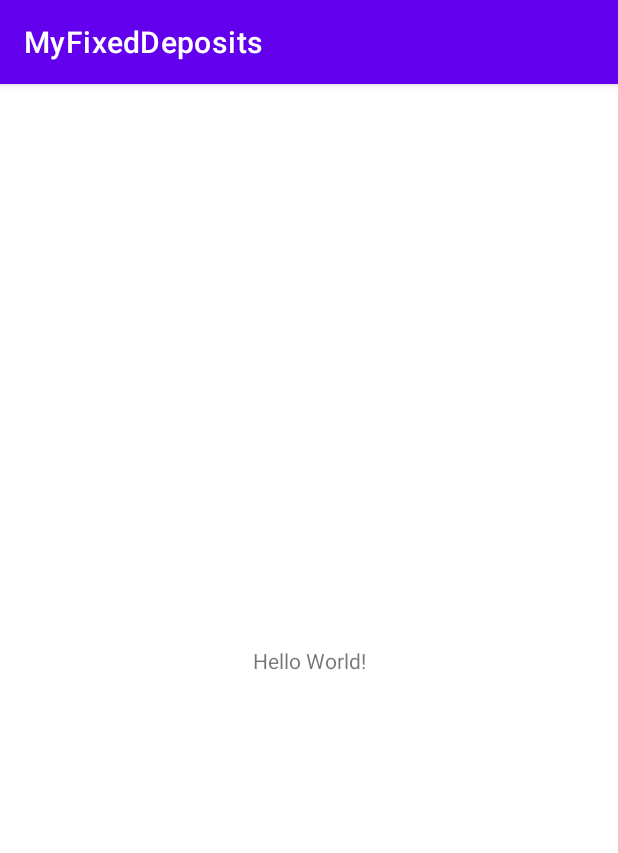
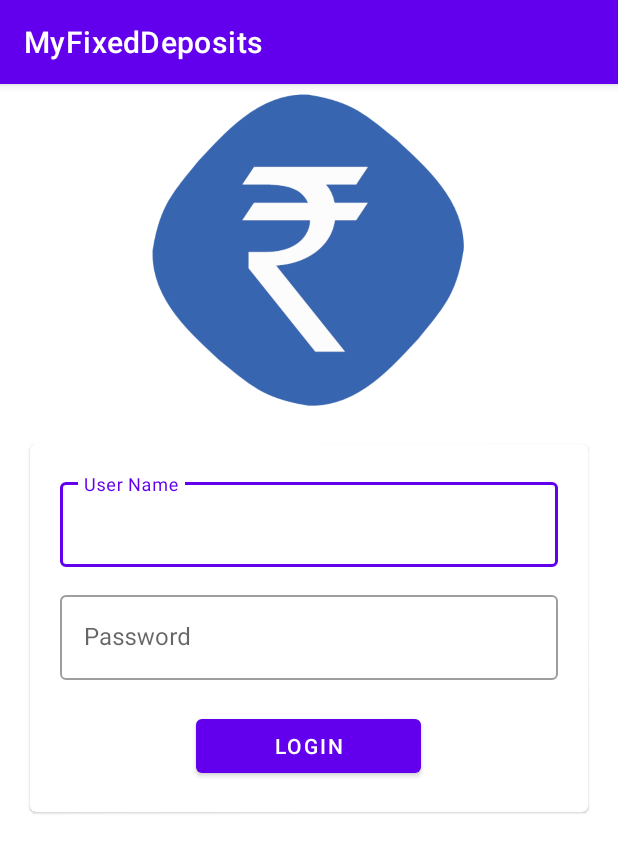
Before and after one commit to vinaysagarsdbhat/MyFixedDeposits, an Android app: the screen it shows after launch (MainActivity before the commit, LoginActivity after it), on a phone screen of 412 x 824 dp. Shown: the top 853 px of the screen. Run offline under Robolectric (Android 15) with nearby library versions, the phone set to English and light mode, and no system bars.

Commit message:
Login Screen UI
Login Screen UI

```diff
--- a/app/src/main/AndroidManifest.xml
+++ b/app/src/main/AndroidManifest.xml
@@ -9,7 +9,10 @@
         android:roundIcon="@mipmap/ic_launcher_round"
         android:supportsRtl="true"
         android:theme="@style/Theme.MyFixedDeposits">
-        <activity android:name=".view.MainActivity"></activity>
+
+        <activity android:name=".view.LoginActivity"
+            android:windowSoftInputMode="adjustResize" />
+
         <activity
             android:name=".view.SplashScreen"
             android:theme="@style/SplashTheme">
--- a/app/src/main/java/com/vinay/myfixeddeposits/view/MainActivity.java
+++ b/app/src/main/java/com/vinay/myfixeddeposits/view/LoginActivity.java
@@ -6,7 +6,7 @@ import android.os.Bundle;
 
 import com.vinay.myfixeddeposits.R;
 
-public class MainActivity extends AppCompatActivity {
+public class LoginActivity extends AppCompatActivity {
 
     @Override
     protected void onCreate(Bundle savedInstanceState) {
--- a/app/src/main/java/com/vinay/myfixeddeposits/view/SplashScreen.java
+++ b/app/src/main/java/com/vinay/myfixeddeposits/view/SplashScreen.java
@@ -5,14 +5,12 @@ import androidx.appcompat.app.AppCompatActivity;
 import android.content.Intent;
 import android.os.Bundle;
 
-import com.vinay.myfixeddeposits.R;
-
 public class SplashScreen extends AppCompatActivity {
 
     @Override
     protected void onCreate(Bundle savedInstanceState) {
         super.onCreate(savedInstanceState);
 
-        startActivity(new Intent(getApplicationContext(),MainActivity.class));
+        startActivity(new Intent(getApplicationContext(), LoginActivity.class));
     }
 }
--- a/app/src/main/res/layout/activity_main.xml
+++ b/app/src/main/res/layout/activity_main.xml
@@ -4,15 +4,83 @@
     xmlns:tools="http://schemas.android.com/tools"
     android:layout_width="match_parent"
     android:layout_height="match_parent"
-    tools:context=".view.MainActivity">
+    tools:context=".view.LoginActivity">
 
-    <TextView
-        android:layout_width="wrap_content"
-        android:layout_height="wrap_content"
-        android:text="Hello World!"
-        app:layout_constraintBottom_toBottomOf="parent"
-        app:layout_constraintLeft_toLeftOf="parent"
-        app:layout_constraintRight_toRightOf="parent"
-        app:layout_constraintTop_toTopOf="parent" />
+
+    <ScrollView
+        android:layout_width="match_parent"
+        android:layout_height="match_parent">
+
+        <LinearLayout
+            android:layout_width="match_parent"
+            android:layout_height="match_parent"
+            android:orientation="vertical">
+
+            <ImageView
+                android:id="@+id/imageView"
+                android:layout_width="wrap_content"
+                android:layout_height="220dp"
+                android:src="@drawable/rupee"
+                app:layout_constraintStart_toStartOf="parent"
+                app:layout_constraintTop_toTopOf="parent" />
+
+            <com.google.android.material.card.MaterialCardView
+                android:layout_width="match_parent"
+                android:layout_height="wrap_content"
+                android:layout_marginLeft="@dimen/card_margin"
+                android:layout_marginTop="@dimen/card_margin"
+                android:layout_marginRight="@dimen/card_margin"
+                android:layout_marginBottom="@dimen/card_margin"
+                android:elevation="5dp"
+                android:padding="@dimen/text_input_padding"
+                app:layout_constraintTop_toBottomOf="@+id/imageView">
+
+                <LinearLayout
+                    android:layout_width="match_parent"
+                    android:layout_height="wrap_content"
+                    android:layout_margin="@dimen/card_margin"
+                    android:orientation="vertical">
+
+                    <com.google.android.material.textfield.TextInputLayout
+                        style="@style/Widget.MaterialComponents.TextInputLayout.OutlinedBox"
+                        android:layout_width="match_parent"
+                        android:layout_height="wrap_content">
+
+                        <com.google.android.material.textfield.TextInputEditText
+                            android:layout_width="match_parent"
+                            android:layout_height="wrap_content"
+                            android:hint="User Name" />
+
+                    </com.google.android.material.textfield.TextInputLayout>
+
+                    <com.google.android.material.textfield.TextInputLayout
+                        style="@style/Widget.MaterialComponents.TextInputLayout.OutlinedBox"
+                        android:layout_width="match_parent"
+                        android:layout_height="wrap_content"
+                        android:layout_marginTop="@dimen/text_input_gap">
+
+                        <com.google.android.material.textfield.TextInputEditText
+                            android:layout_width="match_parent"
+                            android:layout_height="wrap_content"
+                            android:hint="Password" />
+
+                    </com.google.android.material.textfield.TextInputLayout>
+
+                    <com.google.android.material.button.MaterialButton
+                        style="@style/Widget.MaterialComponents.Button"
+                        android:layout_width="wrap_content"
+                        android:layout_height="wrap_content"
+                        android:layout_gravity="center"
+                        android:layout_marginTop="@dimen/button_margin_top"
+                        android:minWidth="@dimen/button_min_width"
+                        android:text="Login" />
+
+
+                </LinearLayout>
+
+            </com.google.android.material.card.MaterialCardView>
+        </LinearLayout>
+    </ScrollView>
+
 
 </androidx.constraintlayout.widget.ConstraintLayout>
--- /dev/null
+++ b/app/src/main/res/values/dimens.xml
@@ -0,0 +1,9 @@
+<?xml version="1.0" encoding="utf-8"?>
+<resources>
+    <dimen name="text_input_margin">20dp</dimen>
+    <dimen name="text_input_padding">20dp</dimen>
+    <dimen name="card_margin">20dp</dimen>
+    <dimen name="text_input_gap">13dp</dimen>
+    <dimen name="button_margin_top">20dp</dimen>
+    <dimen name="button_min_width">150dp</dimen>
+</resources>
```
Also changed, not shown: app/src/main/res/drawable-v24/rupee.png (added).
